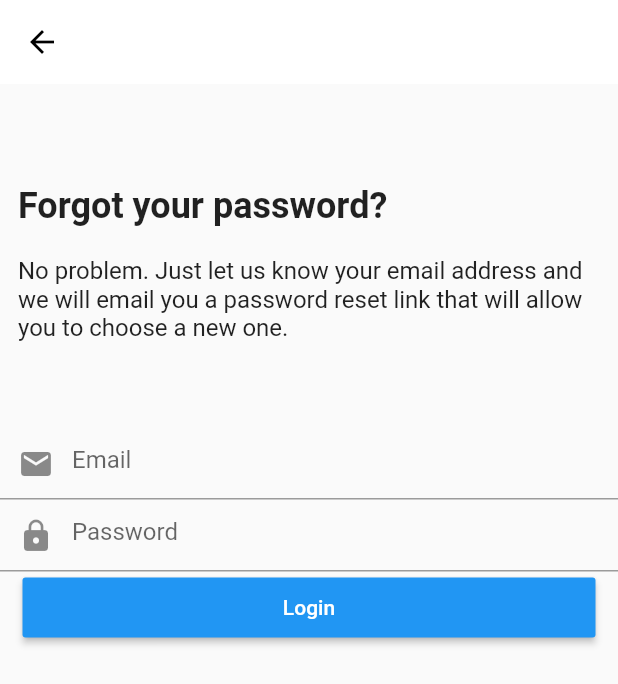
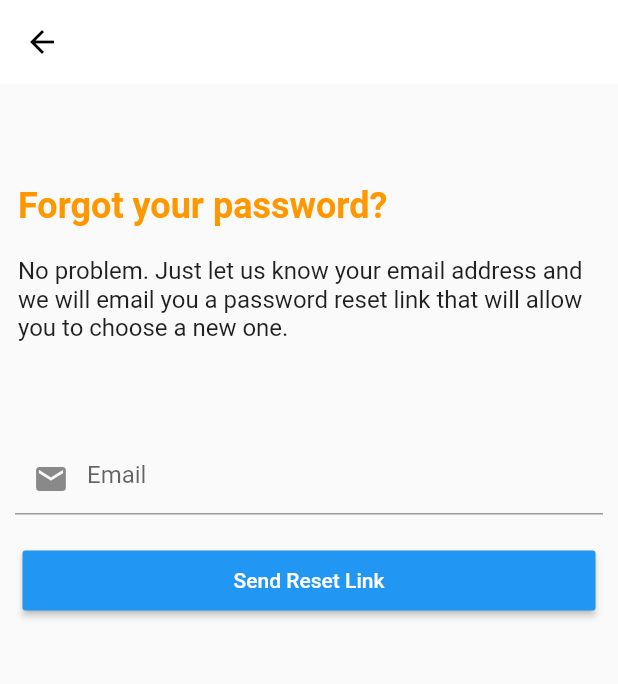
Before and after one commit to ErPrabin/smartcric-mobile-, a Flutter app: the ForgetPassword screen opened by its route, on a phone screen of 412 x 824 dp. Shown: the top 684 px of the screen. Run offline on Flutter 3.47's test engine with Material 2 defaults, Android fonts, the light colour scheme and no system bars; our stand-ins replace better_player, dio, file_picker, flutter_easyloading, flutter_svg, get and 5 more; missing offline and left inert: dart:ffi; accounts and stored records are empty.

Commit message:
reset password page style fixed

```diff
--- a/lib/helper/constants.dart
+++ b/lib/helper/constants.dart
@@ -2,6 +2,7 @@ import 'package:flutter/material.dart';
 
 const kprimarycolor = Color(0xff93d676);
 const kwhitetext = Colors.white;
+const klogincolor = Colors.orange;
 const kdarktext = Colors.black;
 const ktextlightcolor = Colors.grey;
 const kbackgroundcolor = const Color(0xFFF6F6F6);
--- a/lib/view/forgetpassword/forgetpassword.dart
+++ b/lib/view/forgetpassword/forgetpassword.dart
@@ -1,5 +1,6 @@
 import 'package:flutter/material.dart';
 import 'package:get/get.dart';
+import 'package:smartcric/helper/constants.dart';
 
 class ForgetPassword extends StatefulWidget {
   // const ForgetPassword({ Key ? key }) : super(key: key);
@@ -51,7 +52,9 @@ class _ForgetPasswordState extends State<ForgetPassword> {
                             Text(
                               'Forgot your password?',
                               style: TextStyle(
-                                  fontSize: 24, fontWeight: FontWeight.bold),
+                                  fontSize: 24,
+                                  fontWeight: FontWeight.bold,
+                                  color: klogincolor),
                             ),
                             SizedBox(
                               height: 20,
@@ -75,7 +78,9 @@ class _ForgetPasswordState extends State<ForgetPassword> {
                   //     }
                   //   }())),
                   // ),
-                  Container(
+                  Padding(
+                    padding: const EdgeInsets.all(10.0),
+                    child: Container(
                       child: Form(
                         key: _formKey,
                         child: Column(
@@ -91,18 +96,8 @@ class _ForgetPasswordState extends State<ForgetPassword> {
                                 setState(() => email = val);
                               },
                             ),
-                          TextFormField(
-                            decoration: InputDecoration(
-                              prefixIcon: Icon(Icons.lock),
-                              hintText: 'Password',
-                            ),
-                            obscureText: true,
-                            validator: (val) => val.length < 8
-                                ? 'Password must be atleast 8 character long'
-                                : null,
-                            onChanged: (val) {
-                              setState(() => password = val);
-                            },
+                            SizedBox(
+                              height: 20,
                             ),
                             RaisedButton(
                                 // elevation: 0.0,
@@ -111,7 +106,7 @@ class _ForgetPasswordState extends State<ForgetPassword> {
                                   height: 40.0,
                                   child: Center(
                                     child: Text(
-                                    "Login",
+                                      "Send Reset Link",
                                       style: TextStyle(color: Colors.white),
                                     ),
                                   ),
@@ -127,6 +122,7 @@ class _ForgetPasswordState extends State<ForgetPassword> {
                           ],
                         ),
                       ),
+                    ),
                   )
                 ],
               ),
```
Lines whose indentation alone changed are shown as unchanged.
